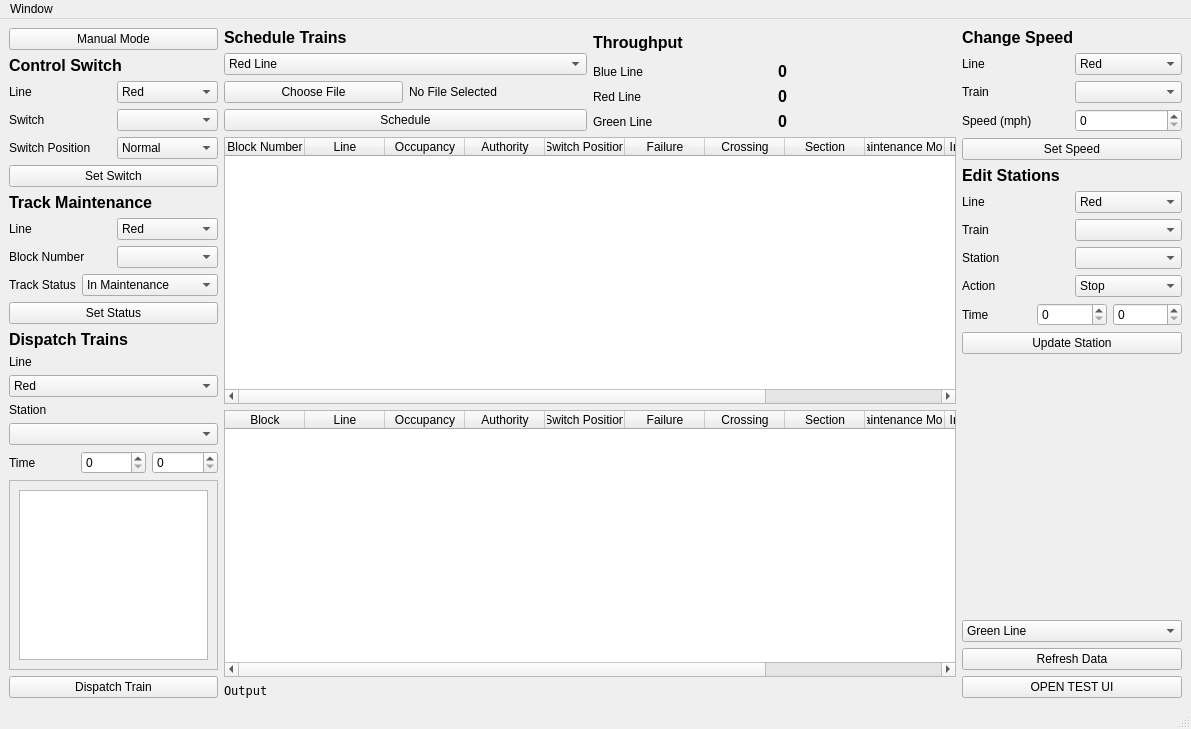
Old version of the form CTCOffice/ui/ctcOfficeLayout.ui in the repository ece1140thebteam/train_system_sim.
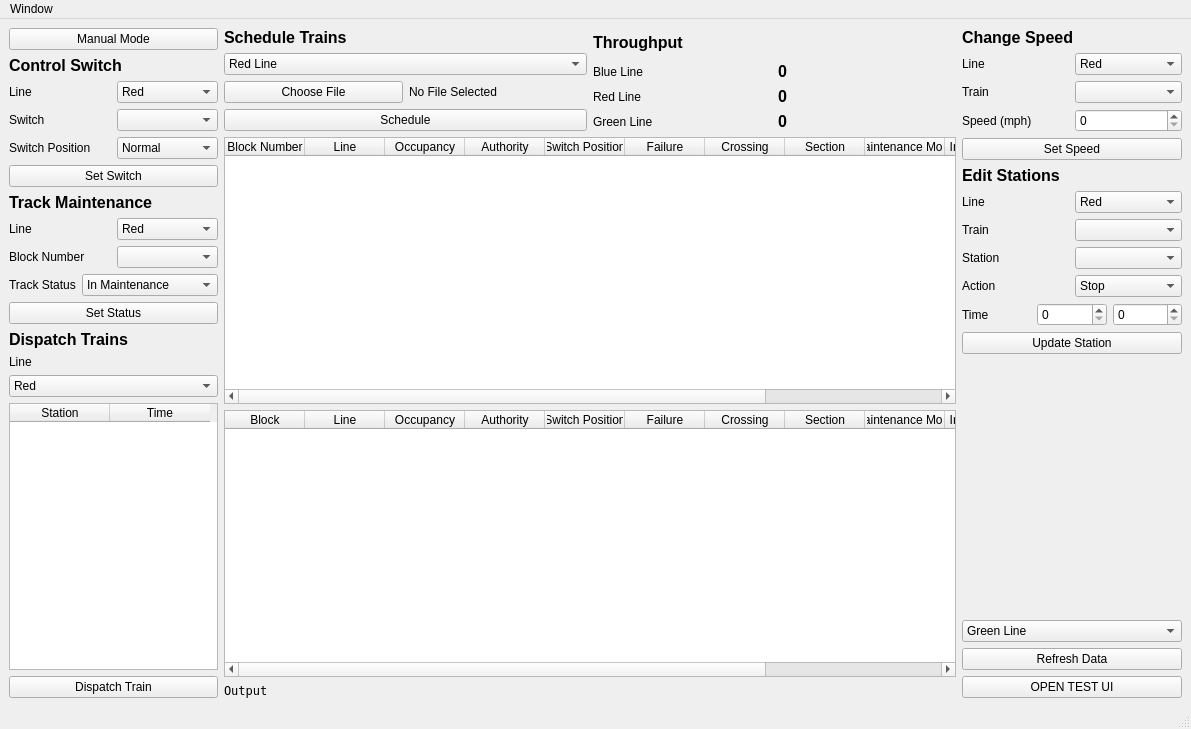
New version of the form.

Commit message: update ui to take list of stations to dispatch to

```diff
--- a/CTCOffice/ui/ctcOfficeLayout.ui
+++ b/CTCOffice/ui/ctcOfficeLayout.ui
@@ -276,60 +276,20 @@
          </widget>
         </item>
         <item>
-         <widget class="QLabel" name="label_24">
-          <property name="text">
-           <string>Station</string>
-          </property>
-         </widget>
+         <layout class="QHBoxLayout" name="horizontalLayout_19"/>
         </item>
         <item>
-         <widget class="QComboBox" name="comboBox_dispatchTrain_station"/>
-        </item>
-        <item>
-         <layout class="QHBoxLayout" name="horizontalLayout_19">
-          <item>
-           <widget class="QLabel" name="label_29">
-            <property name="text">
-             <string>Time</string>
-            </property>
-           </widget>
-          </item>
-          <item>
-           <widget class="QSpinBox" name="spinBox_dispatchTrain_hour">
-            <property name="maximum">
-             <number>23</number>
-            </property>
-           </widget>
-          </item>
-          <item>
-           <widget class="QSpinBox" name="spinBox_dispatchTrain_minute">
-            <property name="maximum">
-             <number>59</number>
-            </property>
-           </widget>
-          </item>
-         </layout>
-        </item>
-        <item>
-         <widget class="QScrollArea" name="scrollArea">
-          <property name="widgetResizable">
-           <bool>true</bool>
-          </property>
-          <widget class="QWidget" name="scrollAreaWidgetContents">
-           <property name="geometry">
-            <rect>
-             <x>0</x>
-             <y>0</y>
-             <width>200</width>
-             <height>145</height>
-            </rect>
+         <widget class="QTableWidget" name="tableWidget_dispatch">
+          <column>
+           <property name="text">
+            <string>Station</string>
            </property>
-           <layout class="QHBoxLayout" name="horizontalLayout_18">
-            <item>
-             <widget class="QColumnView" name="columnView"/>
-            </item>
-           </layout>
-          </widget>
+          </column>
+          <column>
+           <property name="text">
+            <string>Time</string>
+           </property>
+          </column>
          </widget>
         </item>
         <item>
```
The commit also changes 7 other files.
